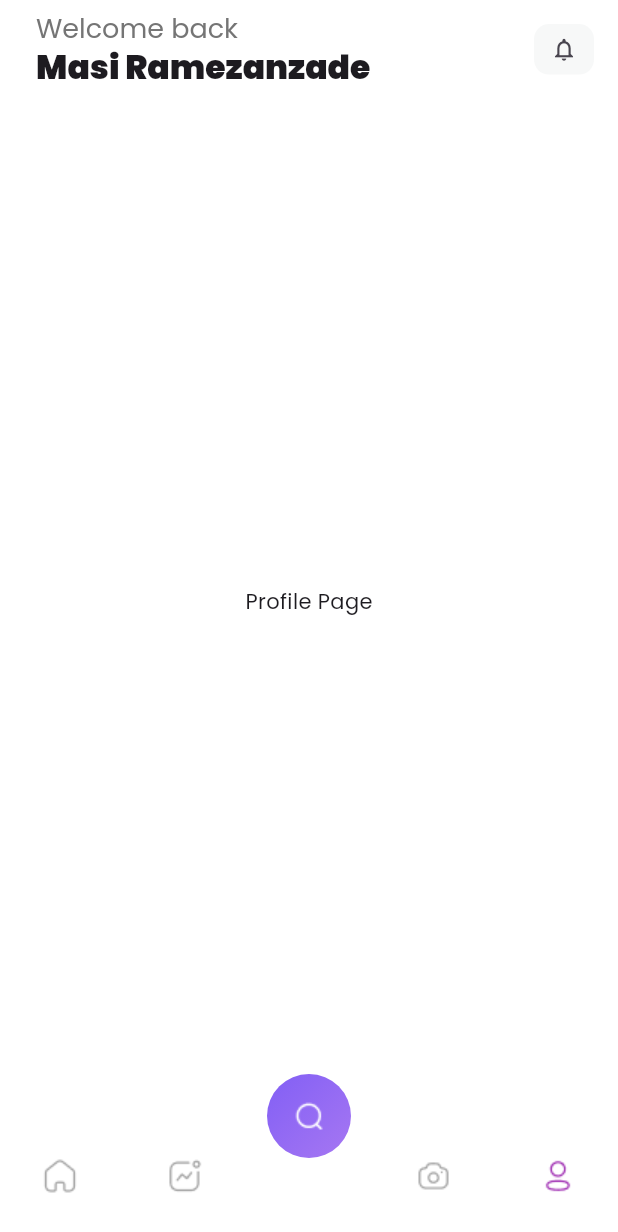
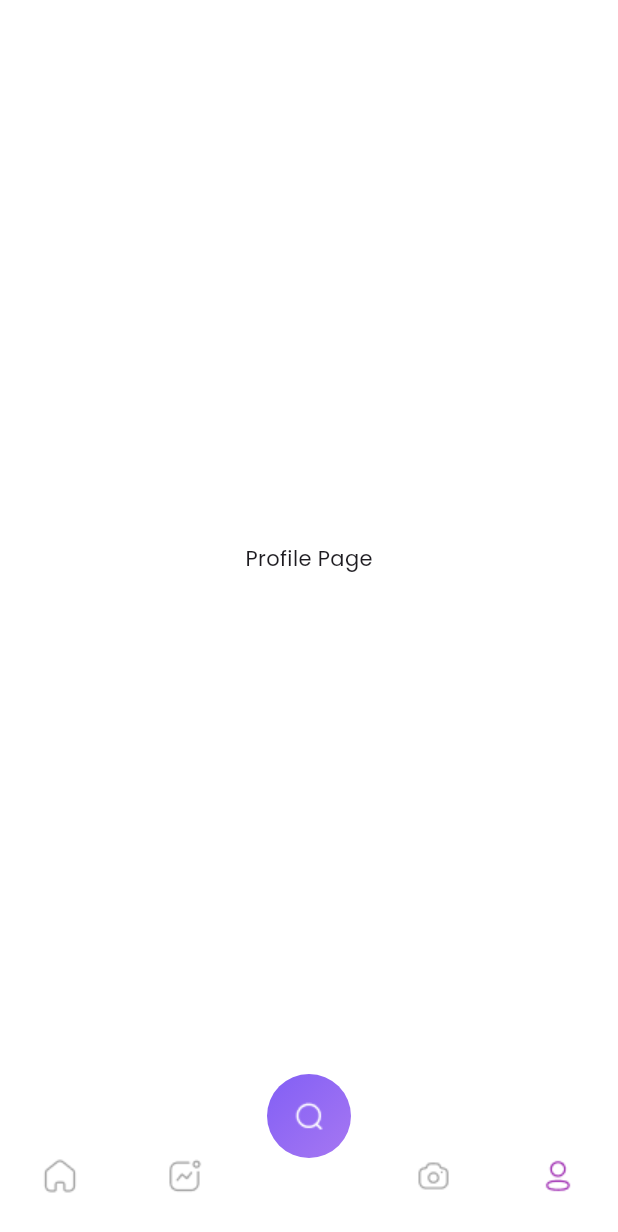
Before and after one commit to Kani-3004/fitness-mobile-app, a Flutter app: the HomePageTemplate screen opened directly, item 4 of the bottom bar chosen, on a phone screen of 412 x 824 dp. Shown: the top 1232 px of the screen. Run offline on Flutter 3.47's test engine with Material 3 defaults, Android fonts, the light colour scheme and no system bars; our stand-ins replace carousel_slider, google_fonts, syncfusion_flutter_charts; missing offline and left inert: another_stepper.

Commit message:
Safety commit before finalizing the page navigation

```diff
--- a/lib/screens/home_page_template.dart
+++ b/lib/screens/home_page_template.dart
@@ -35,67 +35,67 @@ class _HomePageTemplateState extends State<HomePageTemplate> {
     return SafeArea(
       child: Scaffold(
         backgroundColor: Colors.white,
-        appBar: AppBar(
-          toolbarHeight: MediaQuery.of(context).size.height * 0.07,
-          backgroundColor: Colors.white,
-          elevation: 0,
-          title: Padding(
-            padding: const EdgeInsets.only(left: 8.0, top: 8.0),
-            child: Column(
-              crossAxisAlignment: CrossAxisAlignment.start,
-              children: [
-                Text(
-                  "Welcome back",
-                  style: TextStyle(
-                    color: Colors.grey[600],
-                    fontSize: 18,
-                  ),
-                ),
-                const Text(
-                  "Masi Ramezanzade",
-                  style: TextStyle(
-                    fontWeight: FontWeight.w900,
-                  ),
-                ),
-              ],
-            ),
-          ),
-          actions: [
-            Padding(
-              padding: const EdgeInsets.only(right: 8.0, top: 8.0),
-              child: IconButton(
-                onPressed: () {
-                  Navigator.of(context).pushReplacement(
-                    MaterialPageRoute(
-                      builder: (context) => NotificationPage(),
-                    ),
-                  );
-                },
-                icon: Container(
-                  height: 40,
-                  width: 40,
-                  decoration: BoxDecoration(
-                      shape: BoxShape.rectangle,
-                      borderRadius: BorderRadius.circular(10),
-                      color: Color(0xffF7F8F8)),
-                  child: IconButton(
-                    onPressed: () {
-                      Navigator.of(context).pushReplacement(
-                        MaterialPageRoute(
-                          builder: (context) => NotificationPage(),
-                        ),
-                      );
-                    },
-                    icon: Icon(
-                      Icons.notifications_none,
-                      size: 18,
-                    ),
-                  ),
-                ),
-              ),
-            ),
-          ],
-        ),
+        // appBar: AppBar(
+        //   toolbarHeight: MediaQuery.of(context).size.height * 0.07,
+        //   backgroundColor: Colors.white,
+        //   elevation: 0,
+        //   title: Padding(
+        //     padding: const EdgeInsets.only(left: 8.0, top: 8.0),
+        //     child: Column(
+        //       crossAxisAlignment: CrossAxisAlignment.start,
+        //       children: [
+        //         Text(
+        //           "Welcome back",
+        //           style: TextStyle(
+        //             color: Colors.grey[600],
+        //             fontSize: 18,
+        //           ),
+        //         ),
+        //         const Text(
+        //           "Masi Ramezanzade",
+        //           style: TextStyle(
+        //             fontWeight: FontWeight.w900,
+        //           ),
+        //         ),
+        //       ],
+        //     ),
+        //   ),
+        //   actions: [
+        //     Padding(
+        //       padding: const EdgeInsets.only(right: 8.0, top: 8.0),
+        //       child: IconButton(
+        //         onPressed: () {
+        //           Navigator.of(context).pushReplacement(
+        //             MaterialPageRoute(
+        //               builder: (context) => NotificationPage(),
+        //             ),
+        //           );
+        //         },
+        //         icon: Container(
+        //           height: 40,
+        //           width: 40,
+        //           decoration: BoxDecoration(
+        //               shape: BoxShape.rectangle,
+        //               borderRadius: BorderRadius.circular(10),
+        //               color: Color(0xffF7F8F8)),
+        //           child: IconButton(
+        //             onPressed: () {
+        //               Navigator.of(context).pushReplacement(
+        //                 MaterialPageRoute(
+        //                   builder: (context) => NotificationPage(),
+        //                 ),
+        //               );
+        //             },
+        //             icon: Icon(
+        //               Icons.notifications_none,
+        //               size: 18,
+        //             ),
+        //           ),
+        //         ),
+        //       ),
+        //     ),
+        //   ],
+        // ),
         body: pages[selectedIndex],
         bottomNavigationBar: BottomAppBar(
           color: Colors.white,
--- a/lib/widgets/heartrate_chart_homepage.dart
+++ b/lib/widgets/heartrate_chart_homepage.dart
@@ -80,8 +80,8 @@ class _HeartrateChartHomepageState extends State<HeartrateChartHomepage> {
           yValueMapper: (HeartRateData data, _) => data.bpm,
           gradient: LinearGradient(
             colors: [
-              const Color.fromARGB(255, 137, 84, 147).withOpacity(0.4),
-              const Color.fromARGB(255, 82, 107, 169).withOpacity(0.2),
+              Color(0x66895493),
+              const Color(0x33526BA9),
               Colors.transparent,
             ],
             stops: [0.0, 0.6, 1.0],
--- a/lib/widgets/sleep_chart_homepage.dart
+++ b/lib/widgets/sleep_chart_homepage.dart
@@ -74,21 +74,21 @@ class _SleepChartHomepageState extends State<SleepChartHomepage> {
             dataSource: _chartData,
             xValueMapper: (ChartData data, _) => data.x,
             yValueMapper: (ChartData data, _) => data.y4,
-            color: Colors.purple.withOpacity(0.3),
+            color: Color(0x4D9C27B0),
             width: 2,
           ),
           SplineSeries<ChartData, double>(
             dataSource: _chartData,
             xValueMapper: (ChartData data, _) => data.x,
             yValueMapper: (ChartData data, _) => data.y5,
-            color: Colors.purple.withOpacity(0.3),
+            color: Color(0x4D9C27B0),
             width: 2,
           ),
           SplineSeries<ChartData, double>(
             dataSource: _chartData,
             xValueMapper: (ChartData data, _) => data.x,
             yValueMapper: (ChartData data, _) => data.y6,
-            color: Colors.purple.withOpacity(0.3),
+            color: Color(0x4D9C27B0),
             width: 2,
           ),
         ],
```
Also changed, not shown: lib/screens/activity_tracker_page.dart (+2 -5 lines), lib/screens/home_page.dart (+59 -21 lines), lib/widgets/today_target_homepage.dart (+13 -1 lines).
